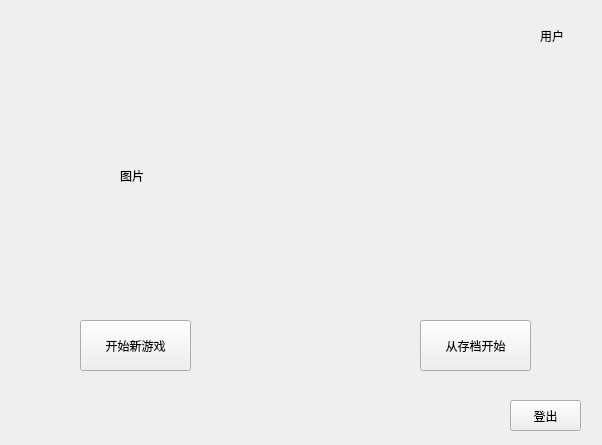
Above: begin.ui from tanxuan21/GreedySnake before the change. Below: the same form after it.
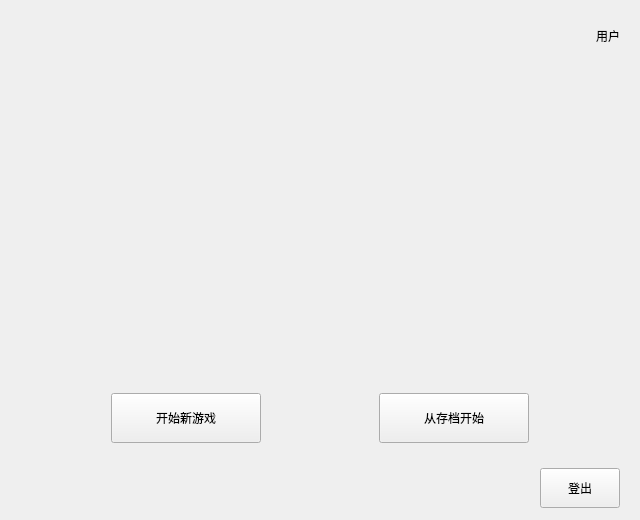
That is the form after the change.

```diff
--- a/begin.ui
+++ b/begin.ui
@@ -6,78 +6,176 @@
    <rect>
     <x>0</x>
     <y>0</y>
-    <width>602</width>
-    <height>445</height>
+    <width>640</width>
+    <height>520</height>
    </rect>
   </property>
+  <property name="minimumSize">
+   <size>
+    <width>640</width>
+    <height>520</height>
+   </size>
+  </property>
+  <property name="maximumSize">
+   <size>
+    <width>800</width>
+    <height>700</height>
+   </size>
+  </property>
   <property name="windowTitle">
    <string>Form</string>
   </property>
-  <widget class="QPushButton" name="begin_startFromSave_button">
-   <property name="geometry">
-    <rect>
-     <x>420</x>
-     <y>320</y>
-     <width>111</width>
-     <height>51</height>
-    </rect>
-   </property>
-   <property name="text">
-    <string>从存档开始</string>
-   </property>
-  </widget>
-  <widget class="QPushButton" name="begin_startNewGame_Button">
-   <property name="geometry">
-    <rect>
-     <x>80</x>
-     <y>320</y>
-     <width>111</width>
-     <height>51</height>
-    </rect>
-   </property>
-   <property name="text">
-    <string>开始新游戏</string>
-   </property>
-  </widget>
-  <widget class="QPushButton" name="begin_loginOut_button">
-   <property name="geometry">
-    <rect>
-     <x>510</x>
-     <y>400</y>
-     <width>71</width>
-     <height>31</height>
-    </rect>
-   </property>
-   <property name="text">
-    <string>登出</string>
-   </property>
-  </widget>
-  <widget class="QLabel" name="label">
-   <property name="geometry">
-    <rect>
-     <x>120</x>
-     <y>90</y>
-     <width>371</width>
-     <height>171</height>
-    </rect>
-   </property>
-   <property name="text">
-    <string>图片</string>
-   </property>
-  </widget>
-  <widget class="QLabel" name="begin_user_label">
-   <property name="geometry">
-    <rect>
-     <x>540</x>
-     <y>20</y>
-     <width>31</width>
-     <height>31</height>
-    </rect>
-   </property>
-   <property name="text">
-    <string>用户</string>
-   </property>
-  </widget>
+  <layout class="QVBoxLayout" name="verticalLayout">
+   <item>
+    <widget class="QWidget" name="user" native="true">
+     <property name="maximumSize">
+      <size>
+       <width>16777215</width>
+       <height>50</height>
+      </size>
+     </property>
+     <layout class="QHBoxLayout" name="horizontalLayout_3">
+      <item>
+       <spacer name="horizontalSpacer_2">
+        <property name="orientation">
+         <enum>Qt::Horizontal</enum>
+        </property>
+        <property name="sizeHint" stdset="0">
+         <size>
+          <width>40</width>
+          <height>20</height>
+         </size>
+        </property>
+       </spacer>
+      </item>
+      <item>
+       <widget class="QLabel" name="begin_user_label">
+        <property name="text">
+         <string>用户</string>
+        </property>
+       </widget>
+      </item>
+     </layout>
+    </widget>
+   </item>
+   <item>
+    <widget class="QWidget" name="video" native="true">
+     <property name="minimumSize">
+      <size>
+       <width>0</width>
+       <height>300</height>
+      </size>
+     </property>
+    </widget>
+   </item>
+   <item>
+    <widget class="QWidget" name="button_group" native="true">
+     <property name="maximumSize">
+      <size>
+       <width>16777215</width>
+       <height>70</height>
+      </size>
+     </property>
+     <layout class="QHBoxLayout" name="horizontalLayout">
+      <property name="leftMargin">
+       <number>100</number>
+      </property>
+      <property name="rightMargin">
+       <number>100</number>
+      </property>
+      <item>
+       <widget class="QPushButton" name="begin_startNewGame_Button">
+        <property name="minimumSize">
+         <size>
+          <width>150</width>
+          <height>50</height>
+         </size>
+        </property>
+        <property name="maximumSize">
+         <size>
+          <width>150</width>
+          <height>50</height>
+         </size>
+        </property>
+        <property name="text">
+         <string>开始新游戏</string>
+        </property>
+       </widget>
+      </item>
+      <item>
+       <spacer name="horizontalSpacer_3">
+        <property name="orientation">
+         <enum>Qt::Horizontal</enum>
+        </property>
+        <property name="sizeHint" stdset="0">
+         <size>
+          <width>40</width>
+          <height>20</height>
+         </size>
+        </property>
+       </spacer>
+      </item>
+      <item>
+       <widget class="QPushButton" name="begin_startFromSave_button">
+        <property name="minimumSize">
+         <size>
+          <width>150</width>
+          <height>50</height>
+         </size>
+        </property>
+        <property name="maximumSize">
+         <size>
+          <width>150</width>
+          <height>50</height>
+         </size>
+        </property>
+        <property name="text">
+         <string>从存档开始</string>
+        </property>
+       </widget>
+      </item>
+     </layout>
+    </widget>
+   </item>
+   <item>
+    <widget class="QWidget" name="loginout" native="true">
+     <property name="maximumSize">
+      <size>
+       <width>16777215</width>
+       <height>50</height>
+      </size>
+     </property>
+     <layout class="QHBoxLayout" name="horizontalLayout_2">
+      <item>
+       <spacer name="horizontalSpacer">
+        <property name="orientation">
+         <enum>Qt::Horizontal</enum>
+        </property>
+        <property name="sizeHint" stdset="0">
+         <size>
+          <width>40</width>
+          <height>20</height>
+         </size>
+        </property>
+       </spacer>
+      </item>
+      <item>
+       <widget class="QPushButton" name="begin_loginOut_button">
+        <property name="minimumSize">
+         <size>
+          <width>70</width>
+          <height>40</height>
+         </size>
+        </property>
+        <property name="text">
+         <string>登出</string>
+        </property>
+       </widget>
+      </item>
+     </layout>
+    </widget>
+   </item>
+  </layout>
  </widget>
  <resources/>
  <connections/>
```
